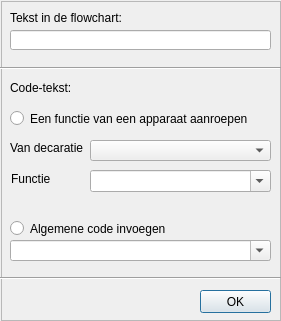
Before: the Qt Designer form FlowIt/Bronbestanden/filloutdlg.ui in BM4GIT/DeviceLib, drawn with Qt 5.
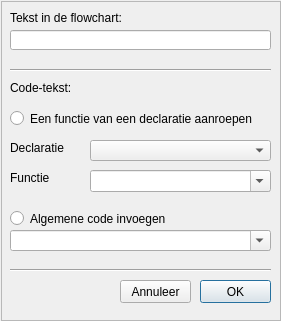
After: the same form once the commit is applied.

The edit to the form file:
```diff
--- a/FlowIt/Bronbestanden/filloutdlg.ui
+++ b/FlowIt/Bronbestanden/filloutdlg.ui
@@ -61,118 +61,17 @@
     </rect>
    </property>
   </widget>
-  <widget class="QPushButton" name="pbOK">
-   <property name="geometry">
-    <rect>
-     <x>200</x>
-     <y>290</y>
-     <width>71</width>
-     <height>23</height>
-    </rect>
-   </property>
-   <property name="text">
-    <string>OK</string>
-   </property>
-  </widget>
-  <widget class="QRadioButton" name="rbCode">
-   <property name="geometry">
-    <rect>
-     <x>10</x>
-     <y>220</y>
-     <width>261</width>
-     <height>17</height>
-    </rect>
-   </property>
-   <property name="text">
-    <string>Algemene code invoegen</string>
-   </property>
-  </widget>
-  <widget class="QRadioButton" name="rbFunc">
-   <property name="geometry">
-    <rect>
-     <x>10</x>
-     <y>110</y>
-     <width>261</width>
-     <height>17</height>
-    </rect>
-   </property>
-   <property name="text">
-    <string>Een functie van een apparaat aanroepen</string>
-   </property>
-  </widget>
-  <widget class="QLabel" name="lblInst">
-   <property name="geometry">
-    <rect>
-     <x>10</x>
-     <y>140</y>
-     <width>81</width>
-     <height>16</height>
-    </rect>
-   </property>
-   <property name="text">
-    <string>Van decaratie</string>
-   </property>
-  </widget>
-  <widget class="QComboBox" name="cbInst">
-   <property name="geometry">
-    <rect>
-     <x>90</x>
-     <y>140</y>
-     <width>181</width>
-     <height>21</height>
-    </rect>
-   </property>
-  </widget>
-  <widget class="QComboBox" name="cbFunc">
-   <property name="geometry">
-    <rect>
-     <x>90</x>
-     <y>170</y>
-     <width>181</width>
-     <height>22</height>
-    </rect>
-   </property>
-   <property name="editable">
-    <bool>true</bool>
-   </property>
-  </widget>
   <widget class="Line" name="line_1">
    <property name="geometry">
     <rect>
-     <x>0</x>
+     <x>10</x>
      <y>60</y>
-     <width>281</width>
-     <height>16</height>
-    </rect>
-   </property>
-   <property name="orientation">
-    <enum>Qt::Horizontal</enum>
-   </property>
-  </widget>
-  <widget class="Line" name="line_2">
-   <property name="geometry">
-    <rect>
-     <x>0</x>
-     <y>270</y>
-     <width>281</width>
-     <height>16</height>
-    </rect>
-   </property>
-   <property name="orientation">
-    <enum>Qt::Horizontal</enum>
-   </property>
-  </widget>
-  <widget class="QComboBox" name="cbCode">
-   <property name="geometry">
-    <rect>
-     <x>10</x>
-     <y>240</y>
      <width>261</width>
-     <height>21</height>
+     <height>20</height>
     </rect>
    </property>
-   <property name="editable">
-    <bool>true</bool>
+   <property name="orientation">
+    <enum>Qt::Horizontal</enum>
    </property>
   </widget>
   <widget class="QFrame" name="frame">
@@ -190,33 +89,149 @@
    <property name="frameShadow">
     <enum>QFrame::Raised</enum>
    </property>
-   <widget class="QLabel" name="lblFunc">
-    <property name="geometry">
-     <rect>
-      <x>10</x>
-      <y>170</y>
-      <width>81</width>
-      <height>16</height>
-     </rect>
-    </property>
-    <property name="text">
-     <string>Functie</string>
-    </property>
-   </widget>
+  </widget>
+  <widget class="QComboBox" name="cbDevice">
+   <property name="geometry">
+    <rect>
+     <x>90</x>
+     <y>140</y>
+     <width>181</width>
+     <height>21</height>
+    </rect>
+   </property>
+  </widget>
+  <widget class="QRadioButton" name="rbDevice">
+   <property name="geometry">
+    <rect>
+     <x>10</x>
+     <y>110</y>
+     <width>261</width>
+     <height>17</height>
+    </rect>
+   </property>
+   <property name="text">
+    <string>Een functie van een declaratie aanroepen</string>
+   </property>
+  </widget>
+  <widget class="QComboBox" name="cbFuncDev">
+   <property name="geometry">
+    <rect>
+     <x>90</x>
+     <y>170</y>
+     <width>181</width>
+     <height>22</height>
+    </rect>
+   </property>
+   <property name="editable">
+    <bool>true</bool>
+   </property>
+  </widget>
+  <widget class="QLabel" name="lblDevice">
+   <property name="geometry">
+    <rect>
+     <x>10</x>
+     <y>140</y>
+     <width>81</width>
+     <height>16</height>
+    </rect>
+   </property>
+   <property name="text">
+    <string>Declaratie</string>
+   </property>
+  </widget>
+  <widget class="QLabel" name="lblFuncDev">
+   <property name="geometry">
+    <rect>
+     <x>10</x>
+     <y>170</y>
+     <width>81</width>
+     <height>16</height>
+    </rect>
+   </property>
+   <property name="text">
+    <string>Functie</string>
+   </property>
+  </widget>
+  <widget class="QRadioButton" name="rbCode">
+   <property name="geometry">
+    <rect>
+     <x>10</x>
+     <y>210</y>
+     <width>261</width>
+     <height>17</height>
+    </rect>
+   </property>
+   <property name="text">
+    <string>Algemene code invoegen</string>
+   </property>
+  </widget>
+  <widget class="QComboBox" name="cbCode">
+   <property name="geometry">
+    <rect>
+     <x>10</x>
+     <y>230</y>
+     <width>261</width>
+     <height>21</height>
+    </rect>
+   </property>
+   <property name="editable">
+    <bool>true</bool>
+   </property>
+  </widget>
+  <widget class="QPushButton" name="pbAccept">
+   <property name="geometry">
+    <rect>
+     <x>200</x>
+     <y>280</y>
+     <width>71</width>
+     <height>23</height>
+    </rect>
+   </property>
+   <property name="text">
+    <string>OK</string>
+   </property>
+  </widget>
+  <widget class="QPushButton" name="pbReject">
+   <property name="geometry">
+    <rect>
+     <x>120</x>
+     <y>280</y>
+     <width>71</width>
+     <height>23</height>
+    </rect>
+   </property>
+   <property name="text">
+    <string>Annuleer</string>
+   </property>
+  </widget>
+  <widget class="Line" name="line_2">
+   <property name="geometry">
+    <rect>
+     <x>10</x>
+     <y>260</y>
+     <width>261</width>
+     <height>20</height>
+    </rect>
+   </property>
+   <property name="orientation">
+    <enum>Qt::Horizontal</enum>
+   </property>
   </widget>
   <zorder>frame</zorder>
   <zorder>lblChart</zorder>
   <zorder>lblCode</zorder>
   <zorder>leChart</zorder>
-  <zorder>pbOK</zorder>
-  <zorder>rbCode</zorder>
-  <zorder>rbFunc</zorder>
-  <zorder>lblInst</zorder>
-  <zorder>cbInst</zorder>
-  <zorder>cbFunc</zorder>
   <zorder>line_1</zorder>
-  <zorder>line_2</zorder>
+  <zorder>cbDevice</zorder>
+  <zorder>rbDevice</zorder>
+  <zorder>cbFuncDev</zorder>
+  <zorder>lblDevice</zorder>
+  <zorder>lblFuncDev</zorder>
+  <zorder>rbCode</zorder>
   <zorder>cbCode</zorder>
+  <zorder>pbAccept</zorder>
+  <zorder>pbReject</zorder>
+  <zorder>line_2</zorder>
  </widget>
  <tabstops>
   <tabstop>leChart</tabstop>
```
Left out of the diff: 10 changed lines with no effect on the pictures.
